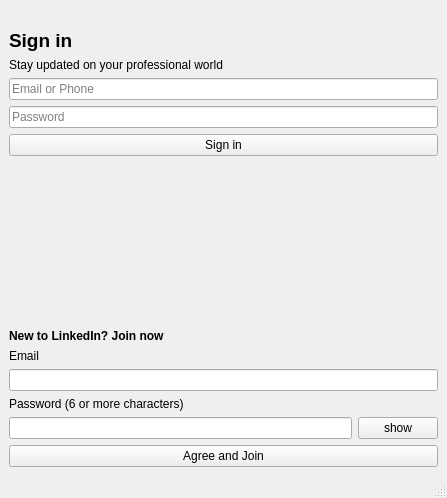
Qt form LoginSystem/main_ui.ui (nae9on/PyQt5) before a commit.
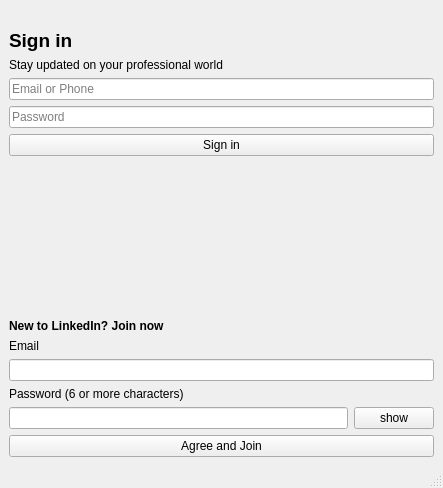
The same form after that commit. Icons and pictures are not drawn.

```diff
--- a/LoginSystem/main_ui.ui
+++ b/LoginSystem/main_ui.ui
@@ -6,8 +6,8 @@
    <rect>
     <x>0</x>
     <y>0</y>
-    <width>447</width>
-    <height>498</height>
+    <width>443</width>
+    <height>488</height>
    </rect>
   </property>
   <property name="font">
```
